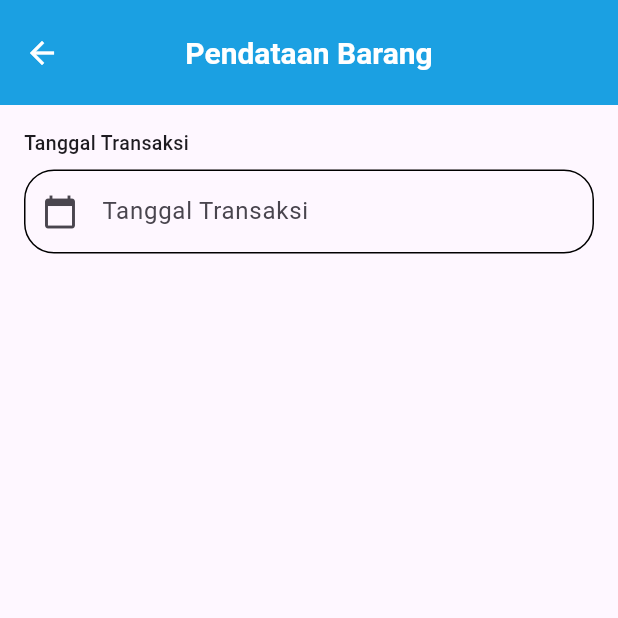
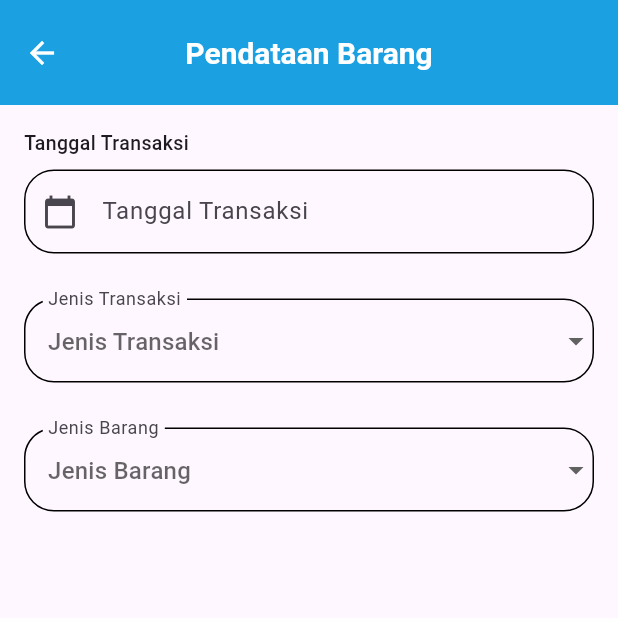
Before and after one commit to AbrarImamSatria/20220140042_UCP1Flutter, a Flutter app: the BarangPage screen opened directly, on a phone screen of 412 x 824 dp, the top half of it. Run offline on Flutter 3.47's test engine with Material 3 defaults, Android fonts, the phone set to English and light mode, and no system bars; statements that could not run were skipped.

Commit message:
membuat dropdown jenis transaksi dan jenis barang

```diff
--- a/lib/data_barang/barang_page.dart
+++ b/lib/data_barang/barang_page.dart
@@ -118,6 +118,97 @@ class _BarangPageState extends State<BarangPage> {
                     }
                   },
                 ),
+
+                const SizedBox(height: 30),
+
+                DropdownButtonFormField<String>(
+                  value: jenisTransaksi,
+                  decoration: InputDecoration(
+                    hintText: 'Jenis Transaksi',
+                    labelText: 'Jenis Transaksi',
+                    enabledBorder: OutlineInputBorder(
+                      borderRadius: BorderRadius.circular(20),
+                    ),
+                    focusedBorder: OutlineInputBorder(
+                      borderRadius: BorderRadius.circular(20),
+                      borderSide: BorderSide(color: Colors.blue),
+                    ),
+                    errorBorder: OutlineInputBorder(
+                      borderRadius: BorderRadius.circular(20),
+                      borderSide: BorderSide(color: Colors.red),
+                    ),
+                    focusedErrorBorder: OutlineInputBorder(
+                      borderRadius: BorderRadius.circular(20),
+                      borderSide: BorderSide(color: Colors.red),
+                    ),
+                  ),
+                  items:
+                      jenisTransaksiOptions.map((String value) {
+                        return DropdownMenuItem<String>(
+                          value: value,
+                          child: Text(value),
+                        );
+                      }).toList(),
+                  onChanged: (String? newValue) {
+                    setState(() {
+                      jenisTransaksi = newValue;
+                    });
+                  },
+                  validator: (value) {
+                    if (value == null || value.isEmpty) {
+                      return 'Jenis transaksi harus dipilih';
+                    }
+                    return null;
+                  },
+                ),
+                const SizedBox(height: 30),
+
+                DropdownButtonFormField<String>(
+                  value: jenisBarang,
+                  decoration: InputDecoration(
+                    labelText: 'Jenis Barang',
+                    hintText: 'Jenis Barang',
+                    enabledBorder: OutlineInputBorder(
+                      borderRadius: BorderRadius.circular(20),
+                    ),
+                    focusedBorder: OutlineInputBorder(
+                      borderRadius: BorderRadius.circular(20),
+                      borderSide: BorderSide(color: Colors.blue),
+                    ),
+                    errorBorder: OutlineInputBorder(
+                      borderRadius: BorderRadius.circular(20),
+                      borderSide: BorderSide(color: Colors.red),
+                    ),
+                    focusedErrorBorder: OutlineInputBorder(
+                      borderRadius: BorderRadius.circular(20),
+                      borderSide: BorderSide(color: Colors.red),
+                    ),
+                  ),
+                  items:
+                      jenisBarangOptions.map((String value) {
+                        return DropdownMenuItem<String>(
+                          value: value,
+                          child: Text(value),
+                        );
+                      }).toList(),
+                  onChanged: (String? newValue) {
+                    setState(() {
+                      jenisBarang = newValue;
+                    });
+                  },
+                  validator: (value) {
+                    if (value == null || value.isEmpty) {
+                      return 'Jenis barang harus dipilih';
+                    }
+                    return null;
+                  },
+                ),
+                const SizedBox(height: 30),
+
+
+                const SizedBox(height: 32),
+
+
               ],
             ),
           ),
```
